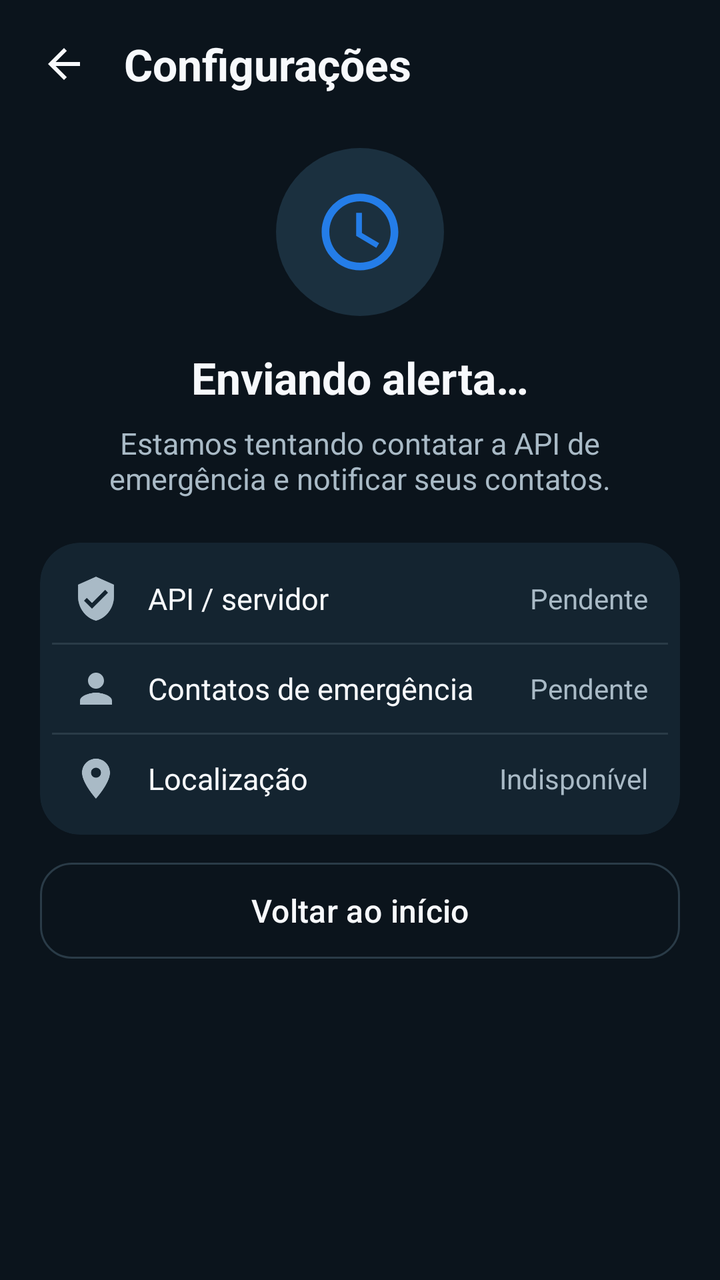
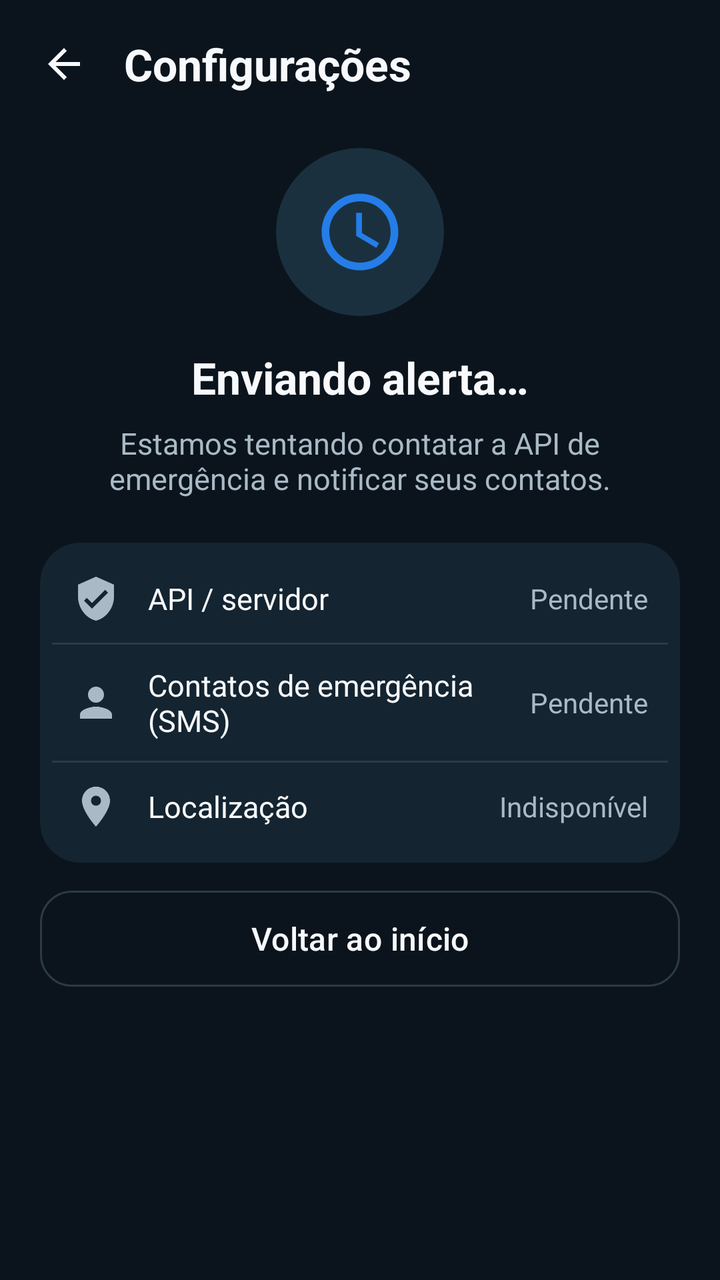

Compare the two renders of this Android layout. The source of the first and the diff that turns it into the second are given below.
<!-- AndroidManifest.xml: application theme Theme.Sensorqueda -->
<!-- res/layout/activity_status_alerta.xml -->
<?xml version="1.0" encoding="utf-8"?>
<LinearLayout xmlns:android="http://schemas.android.com/apk/res/android"
    xmlns:app="http://schemas.android.com/apk/res-auto"
    xmlns:tools="http://schemas.android.com/tools"
    android:id="@+id/main"
    android:layout_width="match_parent"
    android:layout_height="match_parent"
    android:background="@color/background"
    android:orientation="vertical"
    tools:context=".ui.StatusAlertaActivity">

    <include layout="@layout/view_barra_titulo" />

    <ScrollView
        android:layout_width="match_parent"
        android:layout_height="0dp"
        android:layout_weight="1"
        android:fillViewport="true">

        <LinearLayout
            android:layout_width="match_parent"
            android:layout_height="wrap_content"
            android:orientation="vertical"
            android:paddingStart="@dimen/space_screen"
            android:paddingEnd="@dimen/space_screen"
            android:paddingBottom="24dp">

            <LinearLayout
                android:layout_width="match_parent"
                android:layout_height="wrap_content"
                android:layout_marginTop="10dp"
                android:gravity="center"
                android:orientation="vertical">

                <LinearLayout
                    android:layout_width="84dp"
                    android:layout_height="84dp"
                    android:background="@drawable/bg_icon_circle"
                    android:gravity="center">

                    <ImageView
                        android:id="@+id/imgAlertaEstado"
                        android:layout_width="46dp"
                        android:layout_height="46dp"
                        android:contentDescription="@null"
                        android:src="@drawable/ic_clock"
                        app:tint="@color/secondary_action" />
                </LinearLayout>

                <TextView
                    android:id="@+id/txtAlertaTitulo"
                    android:layout_width="wrap_content"
                    android:layout_height="wrap_content"
                    android:layout_marginTop="16dp"
                    android:text="@string/alerta_enviando"
                    android:textColor="@color/text_primary"
                    android:textSize="22sp"
                    android:textStyle="bold" />

                <TextView
                    android:id="@+id/txtAlertaMsg"
                    style="@style/Text.MeArriba.Secondary"
                    android:layout_width="match_parent"
                    android:layout_height="wrap_content"
                    android:layout_marginTop="8dp"
                    android:gravity="center"
                    android:text="@string/alerta_enviando_msg"
                    android:textSize="15sp" />

                <TextView
                    android:id="@+id/txtAlertaDemo"
                    android:layout_width="wrap_content"
                    android:layout_height="wrap_content"
                    android:layout_marginTop="10dp"
                    android:background="@drawable/bg_pill"
                    android:paddingStart="14dp"
                    android:paddingTop="6dp"
                    android:paddingEnd="14dp"
                    android:paddingBottom="6dp"
                    android:text="@string/alerta_demo_msg"
                    android:textColor="@color/secondary_action"
                    android:textSize="12sp"
                    android:visibility="gone" />
            </LinearLayout>

            <com.google.android.material.card.MaterialCardView
                style="@style/Widget.MeArriba.Card"
                android:layout_width="match_parent"
                android:layout_height="wrap_content"
                android:layout_marginTop="22dp">

                <LinearLayout
                    android:layout_width="match_parent"
                    android:layout_height="wrap_content"
                    android:orientation="vertical"
                    android:padding="6dp">

                    <LinearLayout
                        android:layout_width="match_parent"
                        android:layout_height="wrap_content"
                        android:gravity="center_vertical"
                        android:orientation="horizontal"
                        android:padding="10dp">

                        <ImageView
                            android:layout_width="24dp"
                            android:layout_height="24dp"
                            android:contentDescription="@null"
                            android:src="@drawable/ic_shield"
                            app:tint="@color/text_secondary" />

                        <TextView
                            style="@style/Text.MeArriba.Body"
                            android:layout_width="0dp"
                            android:layout_height="wrap_content"
                            android:layout_marginStart="14dp"
                            android:layout_weight="1"
                            android:text="@string/alerta_canal_api" />

                        <TextView
                            android:id="@+id/txtStatusApi"
                            style="@style/Text.MeArriba.Secondary"
                            android:layout_width="wrap_content"
                            android:layout_height="wrap_content"
                            android:text="@string/alerta_status_pendente" />
                    </LinearLayout>

                    <View
                        android:layout_width="match_parent"
                        android:layout_height="1dp"
                        android:background="@color/divider" />

                    <LinearLayout
                        android:layout_width="match_parent"
                        android:layout_height="wrap_content"
                        android:gravity="center_vertical"
                        android:orientation="horizontal"
                        android:padding="10dp">

                        <ImageView
                            android:layout_width="24dp"
                            android:layout_height="24dp"
                            android:contentDescription="@null"
                            android:src="@drawable/ic_person"
                            app:tint="@color/text_secondary" />

                        <TextView
                            style="@style/Text.MeArriba.Body"
                            android:layout_width="0dp"
                            android:layout_height="wrap_content"
                            android:layout_marginStart="14dp"
                            android:layout_weight="1"
                            android:text="@string/alerta_canal_contatos" />

                        <TextView
                            android:id="@+id/txtStatusContatos"
                            style="@style/Text.MeArriba.Secondary"
                            android:layout_width="wrap_content"
                            android:layout_height="wrap_content"
                            android:text="@string/alerta_status_pendente" />
                    </LinearLayout>

                    <View
                        android:layout_width="match_parent"
                        android:layout_height="1dp"
                        android:background="@color/divider" />

                    <LinearLayout
                        android:layout_width="match_parent"
                        android:layout_height="wrap_content"
                        android:gravity="center_vertical"
                        android:orientation="horizontal"
                        android:padding="10dp">

                        <ImageView
                            android:layout_width="24dp"
                            android:layout_height="24dp"
                            android:contentDescription="@null"
                            android:src="@drawable/ic_location"
                            app:tint="@color/text_secondary" />

                        <TextView
                            style="@style/Text.MeArriba.Body"
                            android:layout_width="0dp"
                            android:layout_height="wrap_content"
                            android:layout_marginStart="14dp"
                            android:layout_weight="1"
                            android:text="@string/alerta_canal_localizacao" />

                        <TextView
                            android:id="@+id/txtStatusLocalizacao"
                            style="@style/Text.MeArriba.Secondary"
                            android:layout_width="wrap_content"
                            android:layout_height="wrap_content"
                            android:text="@string/alerta_status_indisponivel" />
                    </LinearLayout>
                </LinearLayout>
            </com.google.android.material.card.MaterialCardView>

            <TextView
                android:id="@+id/txtLocalResumo"
                style="@style/Text.MeArriba.Secondary"
                android:layout_width="match_parent"
                android:layout_height="wrap_content"
                android:layout_marginTop="12dp"
                android:visibility="gone" />

            <com.google.android.material.button.MaterialButton
                android:id="@+id/btnCompartilhar"
                style="@style/Widget.MeArriba.Button.Outline"
                android:layout_width="match_parent"
                android:layout_height="wrap_content"
                android:layout_marginTop="16dp"
                android:text="@string/compartilhar_localizacao"
                android:visibility="gone"
                app:icon="@drawable/ic_share"
                app:iconTint="@color/text_primary" />

            <com.google.android.material.button.MaterialButton
                android:id="@+id/btnTentarNovamente"
                style="@style/Widget.MeArriba.Button"
                android:layout_width="match_parent"
                android:layout_height="wrap_content"
                android:layout_marginTop="16dp"
                android:backgroundTint="@color/secondary_action"
                android:text="@string/tentar_novamente"
                android:textColor="@color/white"
                android:visibility="gone" />

            <com.google.android.material.button.MaterialButton
                android:id="@+id/btnVoltarInicio"
                style="@style/Widget.MeArriba.Button.Outline"
                android:layout_width="match_parent"
                android:layout_height="wrap_content"
                android:layout_marginTop="10dp"
                android:text="@string/voltar_inicio" />

        </LinearLayout>
    </ScrollView>

</LinearLayout>
<!-- res/layout/view_barra_titulo.xml (included above) -->
<?xml version="1.0" encoding="utf-8"?>
<LinearLayout xmlns:android="http://schemas.android.com/apk/res/android"
    xmlns:app="http://schemas.android.com/apk/res-auto"
    android:layout_width="match_parent"
    android:layout_height="wrap_content"
    android:gravity="center_vertical"
    android:orientation="horizontal"
    android:paddingStart="8dp"
    android:paddingTop="8dp"
    android:paddingEnd="@dimen/space_screen"
    android:paddingBottom="8dp">

    <ImageButton
        android:id="@+id/btnVoltar"
        android:layout_width="48dp"
        android:layout_height="48dp"
        android:background="?attr/selectableItemBackgroundBorderless"
        android:contentDescription="@string/back_desc"
        android:src="@drawable/ic_back"
        app:tint="@color/text_primary" />

    <TextView
        android:id="@+id/txtTituloBarra"
        style="@style/Text.MeArriba.ScreenTitle"
        android:layout_width="0dp"
        android:layout_height="wrap_content"
        android:layout_marginStart="6dp"
        android:layout_weight="1"
        android:text="@string/configuracoes" />

</LinearLayout>
<!-- resources referenced by this layout -->
<resources>
  <color name="background">#0B141C</color>
  <color name="divider">#2A3B47</color>
  <color name="secondary_action">#247DE8</color>
  <color name="text_primary">#F7F9FC</color>
  <color name="text_secondary">#A9BAC6</color>
  <color name="white">#FFFFFFFF</color>
  <dimen name="space_screen">20dp</dimen>
  <!-- drawable bg_icon_circle (drawable) -->
  <?xml version="1.0" encoding="utf-8"?>
  <shape xmlns:android="http://schemas.android.com/apk/res/android"
      android:shape="oval">
      <solid android:color="@color/surface_elevated" />
  </shape>
  <!-- drawable bg_pill (drawable) -->
  <?xml version="1.0" encoding="utf-8"?>
  <shape xmlns:android="http://schemas.android.com/apk/res/android"
      android:shape="rectangle">
      <solid android:color="@color/surface_elevated" />
      <corners android:radius="100dp" />
  </shape>
  <!-- drawable ic_back (drawable) -->
  <vector xmlns:android="http://schemas.android.com/apk/res/android"
      android:width="24dp"
      android:height="24dp"
      android:viewportWidth="24"
      android:viewportHeight="24">
      <path
          android:fillColor="#FFFFFFFF"
          android:pathData="M20,11H7.83l5.59,-5.59L12,4l-8,8l8,8l1.41,-1.41L7.83,13H20V11z" />
  </vector>
  <string name="alerta_canal_api">API / servidor</string>
  <string name="alerta_canal_contatos">Contatos de emergência</string>
  <string name="alerta_canal_localizacao">Localização</string>
  <string name="alerta_demo_msg">MODO DEMONSTRAÇÃO: envio simulado, sem integração real configurada.</string>
  <string name="alerta_enviando">Enviando alerta…</string>
  <string name="alerta_enviando_msg">Estamos tentando contatar a API de emergência e notificar seus contatos.</string>
  <string name="alerta_status_indisponivel">Indisponível</string>
  <string name="alerta_status_pendente">Pendente</string>
  <string name="back_desc">Voltar</string>
  <string name="compartilhar_localizacao">Compartilhar localização</string>
  <string name="configuracoes">Configurações</string>
  <string name="tentar_novamente">Tentar novamente</string>
  <string name="voltar_inicio">Voltar ao início</string>
  <style name="Text.MeArriba.Body" parent="">
          <item name="android:textColor">@color/text_primary</item>
          <item name="android:textSize">15sp</item>
      </style>
  <style name="Text.MeArriba.ScreenTitle" parent="">
          <item name="android:textColor">@color/text_primary</item>
          <item name="android:textSize">22sp</item>
          <item name="android:textStyle">bold</item>
      </style>
  <style name="Text.MeArriba.Secondary" parent="">
          <item name="android:textColor">@color/text_secondary</item>
          <item name="android:textSize">14sp</item>
      </style>
  <style name="Widget.MeArriba.Button" parent="Widget.Material3.Button">
          <item name="cornerRadius">@dimen/radius_button</item>
          <item name="android:minHeight">56dp</item>
          <item name="android:textAllCaps">false</item>
          <item name="android:textSize">16sp</item>
          <item name="android:letterSpacing">0.01</item>
      </style>
  <style name="Widget.MeArriba.Card" parent="Widget.Material3.CardView.Filled">
          <item name="cardBackgroundColor">@color/surface</item>
          <item name="cardCornerRadius">@dimen/radius_card</item>
          <item name="strokeWidth">0dp</item>
          <item name="cardElevation">0dp</item>
      </style>
  <style name="Theme.Sensorqueda" parent="Base.Theme.Sensorqueda" />
  <color name="surface_elevated">#1B303F</color>
  <dimen name="radius_button">16dp</dimen>
  <color name="surface">#142430</color>
  <dimen name="radius_card">20dp</dimen>
  <color name="safe">#20C978</color>
  <color name="emergency">#E63946</color>
  <!-- unchanged entries left out for length: 7 -->
</resources>

<!-- the commit's change to res/layout/activity_status_alerta.xml (unified diff, before → after) -->
@@ -150,7 +150,7 @@
                             android:layout_height="wrap_content"
                             android:layout_marginStart="14dp"
                             android:layout_weight="1"
-                            android:text="@string/alerta_canal_contatos" />
+                            android:text="@string/alerta_canal_contatos_sms" />
 
                         <TextView
                             android:id="@+id/txtStatusContatos"
<!-- resource entries referenced after the edit -->
@@ -31,9 +31,9 @@
           android:pathData="M20,11H7.83l5.59,-5.59L12,4l-8,8l8,8l1.41,-1.41L7.83,13H20V11z" />
   </vector>
   <string name="alerta_canal_api">API / servidor</string>
-  <string name="alerta_canal_contatos">Contatos de emergência</string>
+  <string name="alerta_canal_contatos_sms">Contatos de emergência (SMS)</string>
   <string name="alerta_canal_localizacao">Localização</string>
-  <string name="alerta_demo_msg">MODO DEMONSTRAÇÃO: envio simulado, sem integração real configurada.</string>
+  <string name="alerta_demo_msg">MODO DEMONSTRAÇÃO: alerta à API simulado. O SMS aos contatos, quando configurado, é real.</string>
   <string name="alerta_enviando">Enviando alerta…</string>
   <string name="alerta_enviando_msg">Estamos tentando contatar a API de emergência e notificar seus contatos.</string>
   <string name="alerta_status_indisponivel">Indisponível</string>
